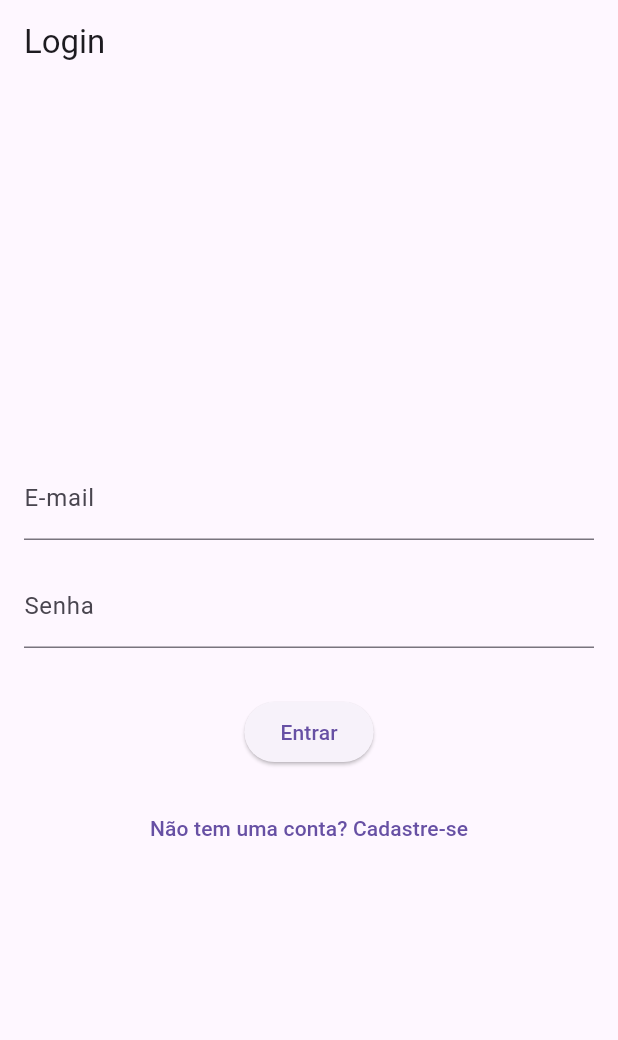
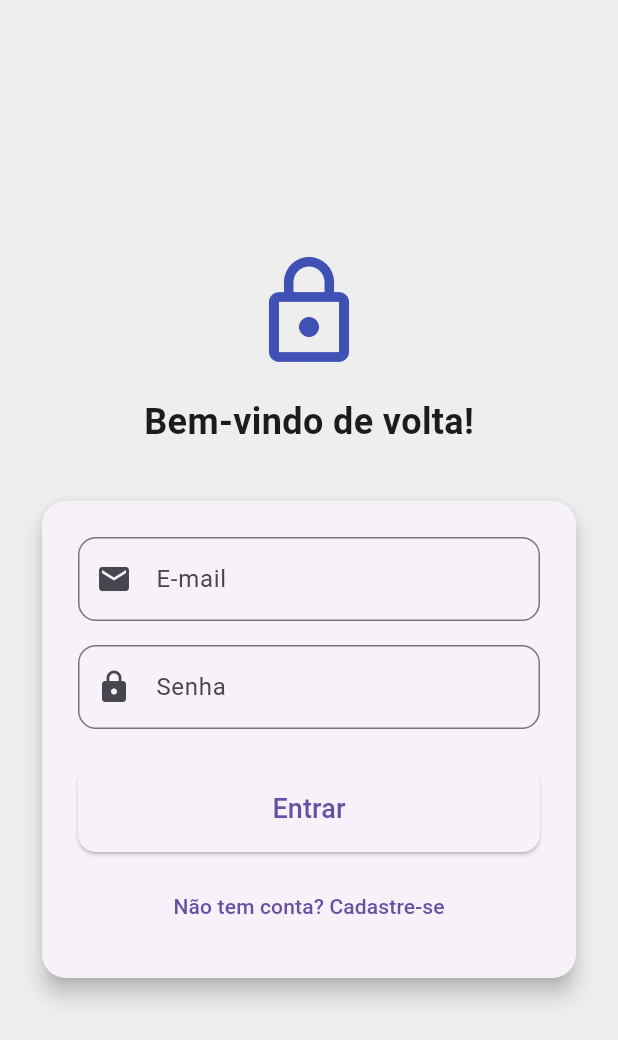
Before and after one commit to leonardobolfarini/projeto_quirino, a Flutter app: the screen it shows after launch, on a phone screen of 412 x 824 dp. Shown: the top 1040 px of the screen. Run offline on Flutter 3.47's test engine with Material 3 defaults, Android fonts, the light colour scheme and no system bars; our stand-ins replace cloud_firestore, firebase_auth, firebase_core; accounts and stored records are empty.

Commit message:
Modificado a aparência da tela de login

```diff
--- a/lib/components/login.dart
+++ b/lib/components/login.dart
@@ -55,18 +55,33 @@ class _TelaLogin extends State<TelaLogin> {
   @override
 Widget build(BuildContext context) {
   return Scaffold(
-      appBar: AppBar(title: Text('Login')),
-      body: Padding(
-        padding: EdgeInsets.all(16.0),
+    backgroundColor: Colors.grey[200],
+    body: Center(
+      child: SingleChildScrollView(
+        padding: EdgeInsets.all(24),
+        child: Column(
+          mainAxisAlignment: MainAxisAlignment.center,
+          children: [
+            Icon(Icons.lock_outline, size: 80, color: Colors.indigo),
+            SizedBox(height: 16),
+            Text('Bem-vindo de volta!', style: TextStyle(fontSize: 24, fontWeight: FontWeight.bold)),
+            SizedBox(height: 32),
+            Card(
+              elevation: 6,
+              shape: RoundedRectangleBorder(borderRadius: BorderRadius.circular(16)),
+              child: Padding(
+                padding: EdgeInsets.all(24),
                 child: Form(
                   key: _formKey,
                   child: Column(
-            mainAxisAlignment: MainAxisAlignment.center,
                     children: [
                       TextFormField(
                         controller: _emailController,
-                decoration: InputDecoration(labelText: 'E-mail'),
-                keyboardType: TextInputType.emailAddress,
+                        decoration: InputDecoration(
+                          labelText: 'E-mail',
+                          prefixIcon: Icon(Icons.email),
+                          border: OutlineInputBorder(borderRadius: BorderRadius.circular(12)),
+                        ),
                         validator: (value) {
                           if (value == null || value.isEmpty) return 'Digite o e-mail';
                           if (!value.contains('@')) return 'E-mail inválido';
@@ -76,26 +91,45 @@ class _TelaLogin extends State<TelaLogin> {
                       SizedBox(height: 16),
                       TextFormField(
                         controller: _passwordController,
-                decoration: InputDecoration(labelText: 'Senha'),
                         obscureText: true,
+                        decoration: InputDecoration(
+                          labelText: 'Senha',
+                          prefixIcon: Icon(Icons.lock),
+                          border: OutlineInputBorder(borderRadius: BorderRadius.circular(12)),
+                        ),
                         validator: (value) {
                           if (value == null || value.isEmpty) return 'Digite a senha';
-                  if (value.length < 6) return 'Mínimo 6 caracteres';
                           return null;
                         },
                       ),
-              SizedBox(height: 32),
-              _isLoading
-                  ? CircularProgressIndicator()
-                  : ElevatedButton(onPressed: _login, child: Text('Entrar')),
-              SizedBox(height: 16),
+                      SizedBox(height: 24),
+                      SizedBox(
+                        width: double.infinity,
+                        child: ElevatedButton(
+                          onPressed: _isLoading ? null : _login,
+                          style: ElevatedButton.styleFrom(
+                            padding: EdgeInsets.symmetric(vertical: 16),
+                            shape: RoundedRectangleBorder(borderRadius: BorderRadius.circular(12)),
+                          ),
+                          child: _isLoading
+                              ? CircularProgressIndicator(color: Colors.white)
+                              : Text('Entrar', style: TextStyle(fontSize: 18)),
+                        ),
+                      ),
+                      SizedBox(height: 12),
                       TextButton(
-                onPressed:
-                    () => Navigator.pushReplacement(
+                        onPressed: () {
+                          Navigator.push(
                             context,
                             MaterialPageRoute(builder: (context) => TelaRegister()),
+                          );
+                        },
+                        child: Text("Não tem conta? Cadastre-se"),
+                        )
+                      ],
                     ),
-                child: Text('Não tem uma conta? Cadastre-se'),
+                  ),
+                ),
               ),
             ],
           ),
```
Lines whose indentation alone changed are shown as unchanged.
